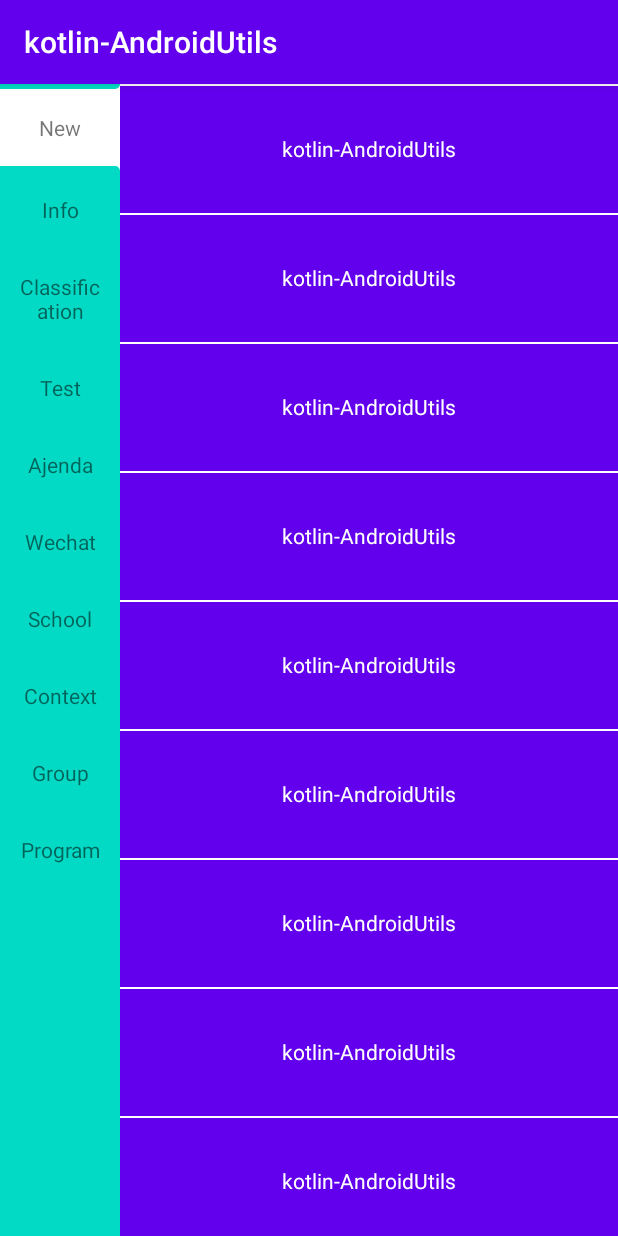
After one commit to ninosroger/kotlin-AndroidUtils, an Android app: the ClassificationActivity screen opened directly, with no data from a screen before it, on a phone screen of 412 x 824 dp. The commit adds this screen. Run offline under Robolectric (Android 15) with nearby library versions, the phone set to English and light mode, and no system bars.

Commit message:
分类左右联动

```diff
--- a/app/build.gradle
+++ b/app/build.gradle
@@ -29,6 +29,8 @@ dependencies {
     implementation fileTree(dir: 'libs', include: ['*.jar'])
     implementation "org.jetbrains.kotlin:kotlin-stdlib-jdk7:$kotlin_version"
     implementation 'androidx.appcompat:appcompat:1.1.0'
+    implementation 'androidx.recyclerview:recyclerview:1.1.0'
+    implementation 'com.google.android.material:material:1.3.0-alpha02'
     implementation 'androidx.core:core-ktx:1.3.1'
     implementation 'androidx.constraintlayout:constraintlayout:1.1.3'
     implementation 'com.android.support:support-v4:30.0.0'
--- a/app/src/main/AndroidManifest.xml
+++ b/app/src/main/AndroidManifest.xml
@@ -3,12 +3,12 @@
     package="com.ninos.kotlin_androidutils">
 
     <application
+        android:name=".DemoApplication"
         android:allowBackup="true"
         android:icon="@mipmap/ic_launcher"
         android:label="@string/app_name"
         android:roundIcon="@mipmap/ic_launcher_round"
         android:supportsRtl="true"
-        android:name=".DemoApplication"
         android:theme="@style/AppTheme">
         <activity android:name=".MainActivity">
             <intent-filter>
@@ -17,6 +17,7 @@
                 <category android:name="android.intent.category.LAUNCHER" />
             </intent-filter>
         </activity>
+        <activity android:name=".recycler_menu.ClassificationActivity" />
     </application>
 
 </manifest>
--- a/app/src/main/java/com/ninos/kotlin_androidutils/MainActivity.kt
+++ b/app/src/main/java/com/ninos/kotlin_androidutils/MainActivity.kt
@@ -5,6 +5,7 @@ import androidx.appcompat.app.AppCompatActivity
 import android.os.Bundle
 import android.widget.Toast
 import com.ninos.kotlin_androidutils.broadcast.AppBroadcastManager
+import com.ninos.kotlin_androidutils.recycler_menu.ClassificationActivity
 import kotlinx.android.synthetic.main.activity_main.*
 
 class MainActivity : AppCompatActivity() {
@@ -21,5 +22,9 @@ class MainActivity : AppCompatActivity() {
             //发送Broadcast
             AppBroadcastManager.sendBroadcast(Intent(ACTION))
         }
+
+        classification_demo.setOnClickListener {
+            startActivity(Intent(this, ClassificationActivity::class.java))
+        }
     }
 }
--- /dev/null
+++ b/app/src/main/java/com/ninos/kotlin_androidutils/recycler_menu/BaseAdapter.kt
@@ -0,0 +1,193 @@
+package com.ninos.kotlin_androidutils.recycler_menu
+
+import android.content.Context
+import android.graphics.Rect
+import android.view.LayoutInflater
+import android.view.View
+import android.view.ViewGroup
+import androidx.recyclerview.widget.RecyclerView
+
+/**
+ * @author Ninos
+ */
+abstract class BaseAdapter<VH : RecyclerView.ViewHolder, B> :
+    RecyclerView.Adapter<VH> {
+
+    val VIEW_TYPE_HEADER = 0
+    val VIEW_TYPE_FOOTER = -1
+    val VIEW_TYPE_NORMAL = 1
+
+    var mOnItemClickListener: OnItemClickListener<B>? = null
+
+    var data: ArrayList<B> = ArrayList()
+
+    var context: Context
+
+    private var header: View? = null
+
+    private var footer: View? = null
+
+    constructor(context: Context) {
+        this.context = context
+    }
+
+    override fun getItemViewType(position: Int): Int {
+        if (header != null && position == VIEW_TYPE_HEADER) {
+            return VIEW_TYPE_HEADER
+        }
+        if (footer != null && position == itemCount - 1) {
+            return VIEW_TYPE_FOOTER
+        }
+        return VIEW_TYPE_NORMAL
+    }
+
+    abstract fun provideItemLayoutId(): Int
+
+    abstract fun createVH(parent: ViewGroup, viewType: Int, view: View): VH
+
+    abstract fun bindData(holder: VH, position: Int)
+
+    override fun onCreateViewHolder(parent: ViewGroup, viewType: Int): VH {
+        return when (viewType) {
+            VIEW_TYPE_HEADER ->
+                createVH(parent, viewType, header!!)
+            VIEW_TYPE_FOOTER ->
+                createVH(parent, viewType, footer!!)
+            else -> {
+                val view = LayoutInflater.from(context).inflate(provideItemLayoutId(), null)
+                createVH(parent, viewType, view)
+            }
+        }
+    }
+
+    override fun onBindViewHolder(holder: VH, position: Int) {
+
+        if (holder.itemViewType != VIEW_TYPE_HEADER && holder.itemViewType != VIEW_TYPE_FOOTER) {
+            if (mOnItemClickListener != null) {
+                holder.itemView.setOnClickListener { view ->
+                    mOnItemClickListener!!.onItemClick(
+                        view,
+                        if (header == null) position else position - 1,
+                        data[if (header == null) position else position - 1]
+                    )
+                }
+            } else {
+                holder.itemView.setOnClickListener(null)
+            }
+            bindData(holder, if (header == null) position else position - 1)
+        }
+    }
+
+    override fun getItemCount(): Int =
+        if (header != null)
+            if (footer != null) data.size + 2 else data.size + 1
+        else
+            if (footer != null) data.size + 1 else data.size
+
+    fun setOnItemClickListener(listener: OnItemClickListener<B>) {
+        this.mOnItemClickListener = listener
+    }
+
+    fun addDatas(datas: List<B>) {
+        data.clear()
+        data.addAll(datas)
+        notifyDataSetChanged()
+    }
+
+    fun addMore(datas: ArrayList<B>) {
+        this.data.addAll(datas)
+        this.notifyItemRangeChanged(this.data.size, datas.size)
+    }
+
+    fun addLastData(item: B) {
+        data.add(item)
+        notifyItemRangeInserted(data.size - 1, 1)
+    }
+
+    fun addFirstData(item: B) {
+        data.add(0, item)
+        notifyItemRangeInserted(0, 1)
+    }
+
+    fun addData(postion: Int, item: B) {
+        data.add(postion, item)
+        notifyItemRangeInserted(postion, 1)
+    }
+
+    fun removeFirstData() {
+        data.removeAt(0)
+        notifyItemRangeRemoved(0, 1)
+    }
+
+    fun removeLastData() {
+        data.removeAt(data.size - 1)
+        notifyItemRangeRemoved(data.size - 1, 1)
+    }
+
+    fun removeData(postion: Int) {
+        data.removeAt(postion)
+        notifyItemRangeRemoved(postion, 1)
+    }
+
+    fun changedData(postion: Int, item: B) {
+        data[postion] = item
+        this.notifyItemRangeChanged(postion, 1)
+    }
+
+    fun setFooter(footer: View) {
+        this.footer = footer
+    }
+
+    interface OnItemClickListener<B> {
+        fun onItemClick(view: View, position: Int, item: B)
+    }
+
+    class TwoColumnsDecoration(spaces: Int, span: Int) : RecyclerView.ItemDecoration() {
+        val SPAN_COUNT_ONE = 1
+        val SPAN_COUNT_TWO = 2
+        private var spaces = spaces
+        private var span = span
+        override fun getItemOffsets(
+            outRect: Rect,
+            view: View,
+            parent: RecyclerView,
+            state: RecyclerView.State
+        ) {
+            var temp = parent.getChildAdapterPosition(view)
+            if (span == SPAN_COUNT_ONE)
+                return
+            if (span == SPAN_COUNT_TWO)
+                if (temp % 2 == 0) {
+                    outRect.right = spaces / 2
+                    outRect.bottom = spaces
+                } else {
+                    outRect.left = spaces / 2
+                    outRect.bottom = spaces
+                }
+        }
+    }
+
+    class HorizontalDecoration(spaces: Int) : RecyclerView.ItemDecoration() {
+        private var spaces = spaces
+        override fun getItemOffsets(
+            outRect: Rect,
+            view: View,
+            parent: RecyclerView,
+            state: RecyclerView.State
+        ) {
+            outRect.right = spaces
+        }
+    }
+
+    class VerticalDecoration(spaces: Int) : RecyclerView.ItemDecoration() {
+        private var spaces = spaces
+        override fun getItemOffsets(
+            outRect: Rect,
+            view: View,
+            parent: RecyclerView,
+            state: RecyclerView.State
+        ) {
+            outRect.top = spaces
+        }
+    }
+}
--- /dev/null
+++ b/app/src/main/java/com/ninos/kotlin_androidutils/recycler_menu/ClassificationActivity.kt
@@ -0,0 +1,87 @@
+package com.ninos.kotlin_androidutils.recycler_menu
+
+import android.os.Bundle
+import android.view.View
+import androidx.appcompat.app.AppCompatActivity
+import androidx.recyclerview.widget.LinearLayoutManager
+import androidx.recyclerview.widget.RecyclerView
+import com.ninos.ajenda.page.adapter.FoundClassificationAdapter
+import com.ninos.ajenda.page.adapter.FoundGroupAdapter
+import com.ninos.kotlin_androidutils.R
+
+class ClassificationActivity : AppCompatActivity() {
+    private lateinit var foundClassification: RecyclerView
+    private lateinit var foundGroup: RecyclerView
+    private var scrollStatus = 0
+    private var posChecked = 0
+
+    private val foundClassificationAdapter by lazy {
+        FoundClassificationAdapter(this)
+    }
+
+    private val foundGroupAdapter by lazy {
+        FoundGroupAdapter(this)
+    }
+
+    override fun onCreate(savedInstanceState: Bundle?) {
+        super.onCreate(savedInstanceState)
+        setContentView(R.layout.activity_classification)
+
+        foundClassification = findViewById(R.id.found_classification)
+        foundGroup = findViewById(R.id.found_group)
+
+        foundClassification.layoutManager = LinearLayoutManager(this)
+        foundClassification.adapter = foundClassificationAdapter
+        foundClassificationAdapter.addDatas(TestBean.getListDataForClassification())
+
+        foundGroup.layoutManager = LinearLayoutManager(this)
+        foundGroup.adapter = foundGroupAdapter
+        foundGroupAdapter.addDatas(TestBean.getListDataForClassification())
+
+        foundGroup.addOnScrollListener(object : RecyclerView.OnScrollListener() {
+            override fun onScrollStateChanged(recyclerView: RecyclerView, newState: Int) {
+                super.onScrollStateChanged(recyclerView, newState)
+                scrollStatus += newState
+                if (newState == RecyclerView.SCROLL_STATE_IDLE) {
+                    scrollStatus = if (scrollStatus >= 3) {
+                        var position =
+                            (recyclerView.layoutManager as LinearLayoutManager).findFirstVisibleItemPosition()
+                        changeDataAndItem(position)
+                        0
+                    } else 0
+                }
+            }
+        })
+        foundClassificationAdapter.setOnItemClickListener(object :
+            BaseAdapter.OnItemClickListener<TestBean.ClassificationInfo> {
+            override fun onItemClick(view: View, position: Int, item: TestBean.ClassificationInfo) {
+                changeDataAndItemAndToPosition(position)
+            }
+        })
+    }
+
+    fun changeDataAndItem(position: Int) {
+        var old = foundClassificationAdapter.data[posChecked]
+        old.checked = false
+        foundClassificationAdapter.changedData(posChecked, old)
+        var new = foundClassificationAdapter.data[position]
+        new.checked = true
+        posChecked = position
+        foundClassificationAdapter.changedData(position, new)
+    }
+
+    fun changeDataAndItemAndToPosition(position: Int) {
+        var old = foundClassificationAdapter.data[posChecked]
+        old.checked = false
+        foundClassificationAdapter.changedData(posChecked, old)
+        var new = foundClassificationAdapter.data[position]
+        new.checked = true
+        posChecked = position
+        foundClassificationAdapter.changedData(position, new)
+        scrollToGroup(position)
+    }
+
+    fun scrollToGroup(pos: Int) {
+        foundGroup.smoothScrollToPosition(pos)
+    }
+}
--- /dev/null
+++ b/app/src/main/java/com/ninos/kotlin_androidutils/recycler_menu/FoundClassificationAdapter.kt
@@ -0,0 +1,43 @@
+package com.ninos.ajenda.page.adapter
+
+import android.content.Context
+import android.view.View
+import android.view.ViewGroup
+import android.widget.TextView
+import androidx.recyclerview.widget.RecyclerView
+import com.ninos.kotlin_androidutils.R
+import com.ninos.kotlin_androidutils.recycler_menu.BaseAdapter
+import com.ninos.kotlin_androidutils.recycler_menu.TestBean
+
+/**
+ * @author Ninos
+ */
+class FoundClassificationAdapter(context: Context) :
+    BaseAdapter<FoundClassificationAdapter.VHolder, TestBean.ClassificationInfo>(
+        context
+    ) {
+    override fun provideItemLayoutId() = R.layout.item_found_classification
+
+    override fun createVH(parent: ViewGroup, viewType: Int, view: View): VHolder = VHolder(view)
+
+    override fun bindData(holder: VHolder, position: Int) {
+        var item = data[position]
+        holder.classificationName.text = "Classification"
+        if (item.checked) {
+            holder.classificationTop.visibility = View.VISIBLE
+            holder.classificationBottom.visibility = View.VISIBLE
+            holder.classificationName.setBackgroundResource(R.color.white)
+        } else {
+            holder.classificationTop.visibility = View.GONE
+            holder.classificationBottom.visibility = View.GONE
+            holder.classificationName.setBackgroundResource(R.color.colorAccent)
+        }
+        holder.classificationName.text = item.name
+    }
+
+    inner class VHolder(view: View) : RecyclerView.ViewHolder(view) {
+        var classificationTop: View = view.findViewById(R.id.classification_top)
+        var classificationName: TextView = view.findViewById(R.id.classification_name)
+        var classificationBottom: View = view.findViewById(R.id.classification_bottom)
+    }
+}
--- /dev/null
+++ b/app/src/main/java/com/ninos/kotlin_androidutils/recycler_menu/FoundGroupAdapter.kt
@@ -0,0 +1,32 @@
+package com.ninos.ajenda.page.adapter
+
+import android.content.Context
+import android.view.View
+import android.view.ViewGroup
+import androidx.recyclerview.widget.LinearLayoutManager
+import androidx.recyclerview.widget.RecyclerView
+import com.ninos.kotlin_androidutils.R
+import com.ninos.kotlin_androidutils.recycler_menu.BaseAdapter
+import com.ninos.kotlin_androidutils.recycler_menu.TestBean
+
+/**
+ * @author Ninos
+ */
+class FoundGroupAdapter(context: Context) :
+    BaseAdapter<FoundGroupAdapter.VHolder, Any>(context) {
+    override fun provideItemLayoutId() = R.layout.item_found_group
+
+    override fun createVH(parent: ViewGroup, viewType: Int, view: View): VHolder = VHolder(view)
+
+    override fun bindData(holder: VHolder, position: Int) {
+        var item = data[position]
+        val foundGroupItemAdapter = FoundGroupItemAdapter(context)
+        holder.foundGroupItem.layoutManager = LinearLayoutManager(context)
+        holder.foundGroupItem.adapter = foundGroupItemAdapter
+        foundGroupItemAdapter.addDatas(TestBean.getListDataForHome())
+    }
+
+    inner class VHolder(view: View) : RecyclerView.ViewHolder(view) {
+        var foundGroupItem: RecyclerView = view.findViewById(R.id.found_group_item)
+    }
+}
--- /dev/null
+++ b/app/src/main/java/com/ninos/kotlin_androidutils/recycler_menu/FoundGroupItemAdapter.kt
@@ -0,0 +1,25 @@
+package com.ninos.ajenda.page.adapter
+
+import android.content.Context
+import android.view.View
+import android.view.ViewGroup
+import androidx.recyclerview.widget.RecyclerView
+import com.ninos.kotlin_androidutils.R
+import com.ninos.kotlin_androidutils.recycler_menu.BaseAdapter
+
+/**
+ * @author Ninos
+ */
+class FoundGroupItemAdapter(context: Context) :
+    BaseAdapter<FoundGroupItemAdapter.VHolder, Any>(context) {
+    override fun provideItemLayoutId() = R.layout.item_found_group_item
+
+    override fun createVH(parent: ViewGroup, viewType: Int, view: View): VHolder = VHolder(view)
+
+    override fun bindData(holder: VHolder, position: Int) {
+        var item = data[position]
+    }
+
+    inner class VHolder(view: View) : RecyclerView.ViewHolder(view) {
+    }
+}
--- /dev/null
+++ b/app/src/main/java/com/ninos/kotlin_androidutils/recycler_menu/TestBean.kt
@@ -0,0 +1,32 @@
+package com.ninos.kotlin_androidutils.recycler_menu
+
+object TestBean {
+    fun getListDataForHome(): List<Any> {
+        var list = ArrayList<Any>(4)
+        list.add(Any())
+        list.add(Any())
+        list.add(Any())
+        list.add(Any())
+        return list
+    }
+
+    fun getListDataForClassification(): List<ClassificationInfo> {
+        var list = ArrayList<ClassificationInfo>()
+        list.add(ClassificationInfo(true, "New"))
+        list.add(ClassificationInfo(false, "Info"))
+        list.add(ClassificationInfo(false, "Classification"))
+        list.add(ClassificationInfo(false, "Test"))
+        list.add(ClassificationInfo(false, "Ajenda"))
+        list.add(ClassificationInfo(false, "Wechat"))
+        list.add(ClassificationInfo(false, "School"))
+        list.add(ClassificationInfo(false, "Context"))
+        list.add(ClassificationInfo(false, "Group"))
+        list.add(ClassificationInfo(false, "Program"))
+        return list
+    }
+
+    class ClassificationInfo(checked: Boolean, name: String) {
+        public var checked = checked
+        public var name = name
+    }
+}
--- /dev/null
+++ b/app/src/main/res/drawable/rounded_rectangle_classification_bottom_gray.xml
@@ -0,0 +1,6 @@
+<?xml version="1.0" encoding="utf-8"?>
+<shape xmlns:android="http://schemas.android.com/apk/res/android"
+    android:shape="rectangle">
+    <solid android:color="@color/colorAccent" />
+    <corners android:topRightRadius="6dp" />
+</shape>
--- /dev/null
+++ b/app/src/main/res/drawable/rounded_rectangle_classification_top_gray.xml
@@ -0,0 +1,6 @@
+<?xml version="1.0" encoding="utf-8"?>
+<shape xmlns:android="http://schemas.android.com/apk/res/android"
+    android:shape="rectangle">
+    <solid android:color="@color/colorAccent" />
+    <corners android:bottomRightRadius="6dp" />
+</shape>
--- /dev/null
+++ b/app/src/main/res/layout/activity_classification.xml
@@ -0,0 +1,27 @@
+<?xml version="1.0" encoding="utf-8"?>
+<LinearLayout xmlns:android="http://schemas.android.com/apk/res/android"
+    android:layout_width="match_parent"
+    android:layout_height="match_parent"
+    android:orientation="vertical">
+
+    <LinearLayout
+        android:layout_width="match_parent"
+        android:layout_height="match_parent"
+        android:orientation="horizontal">
+
+        <androidx.recyclerview.widget.RecyclerView
+            android:id="@+id/found_classification"
+            android:layout_width="80dp"
+            android:layout_height="match_parent"
+            android:background="@color/colorAccent"
+            android:scrollbars="none" />
+
+        <androidx.recyclerview.widget.RecyclerView
+            android:id="@+id/found_group"
+            android:layout_width="match_parent"
+            android:layout_height="match_parent"
+            android:scrollbars="none" />
+
+    </LinearLayout>
+
+</LinearLayout>
--- a/app/src/main/res/layout/activity_main.xml
+++ b/app/src/main/res/layout/activity_main.xml
@@ -12,4 +12,10 @@
         android:layout_height="wrap_content"
         android:text="AppBroadcastManager Demo" />
 
+    <Button
+        android:id="@+id/classification_demo"
+        android:layout_width="match_parent"
+        android:layout_height="wrap_content"
+        android:text="Classification Demo" />
+
 </LinearLayout>
--- /dev/null
+++ b/app/src/main/res/layout/item_found_classification.xml
@@ -0,0 +1,46 @@
+<?xml version="1.0" encoding="utf-8"?>
+<androidx.cardview.widget.CardView xmlns:android="http://schemas.android.com/apk/res/android"
+    xmlns:app="http://schemas.android.com/apk/res-auto"
+    android:layout_width="wrap_content"
+    android:layout_height="wrap_content"
+    android:background="@color/white"
+    android:clickable="true"
+    android:focusable="true"
+    android:foreground="?android:attr/selectableItemBackground"
+    app:cardCornerRadius="0dp"
+    app:cardElevation="0dp"
+    app:cardMaxElevation="0dp">
+
+    <LinearLayout
+        android:layout_width="80dp"
+        android:layout_height="wrap_content"
+        android:gravity="center_horizontal"
+        android:orientation="vertical">
+
+        <View
+            android:id="@+id/classification_top"
+            android:layout_width="80dp"
+            android:layout_height="3dp"
+            android:background="@drawable/rounded_rectangle_classification_top_gray" />
+
+        <TextView
+            android:id="@+id/classification_name"
+            android:layout_width="80dp"
+            android:layout_height="wrap_content"
+            android:gravity="center"
+            android:paddingStart="10dp"
+            android:paddingTop="16dp"
+            android:paddingEnd="10dp"
+            android:paddingBottom="16dp"
+            android:text=""
+            android:textSize="14sp" />
+
+        <View
+            android:id="@+id/classification_bottom"
+            android:layout_width="80dp"
+            android:layout_height="3dp"
+            android:background="@drawable/rounded_rectangle_classification_bottom_gray" />
+
+    </LinearLayout>
+
+</androidx.cardview.widget.CardView>
--- /dev/null
+++ b/app/src/main/res/layout/item_found_group.xml
@@ -0,0 +1,14 @@
+<?xml version="1.0" encoding="utf-8"?>
+<LinearLayout xmlns:android="http://schemas.android.com/apk/res/android"
+    android:layout_width="match_parent"
+    android:layout_height="wrap_content"
+    android:background="@color/white"
+    android:orientation="vertical">
+
+    <androidx.recyclerview.widget.RecyclerView
+        android:id="@+id/found_group_item"
+        android:layout_width="match_parent"
+        android:layout_height="wrap_content"
+        android:scrollbars="none" />
+
+</LinearLayout>
--- /dev/null
+++ b/app/src/main/res/layout/item_found_group_item.xml
@@ -0,0 +1,35 @@
+<?xml version="1.0" encoding="utf-8"?>
+<androidx.cardview.widget.CardView xmlns:android="http://schemas.android.com/apk/res/android"
+    xmlns:app="http://schemas.android.com/apk/res-auto"
+    android:layout_width="match_parent"
+    android:layout_height="wrap_content"
+    android:background="@color/white"
+    android:clickable="true"
+    android:focusable="true"
+    android:foreground="?android:attr/selectableItemBackground"
+    app:cardCornerRadius="0dp"
+    app:cardElevation="0dp"
+    app:cardMaxElevation="0dp">
+
+    <LinearLayout
+        android:layout_width="match_parent"
+        android:layout_height="86dp"
+        android:background="@color/colorPrimary"
+        android:gravity="center"
+        android:orientation="horizontal"
+        android:padding="10dp">
+
+        <TextView
+            android:layout_width="wrap_content"
+            android:layout_height="wrap_content"
+            android:text="@string/app_name"
+            android:textColor="@color/white" />
+
+    </LinearLayout>
+
+    <View
+        android:layout_width="match_parent"
+        android:layout_height="1dp"
+        android:background="@color/white" />
+
+</androidx.cardview.widget.CardView>
--- a/app/src/main/res/values/colors.xml
+++ b/app/src/main/res/values/colors.xml
@@ -3,4 +3,5 @@
     <color name="colorPrimary">#6200EE</color>
     <color name="colorPrimaryDark">#3700B3</color>
     <color name="colorAccent">#03DAC5</color>
+    <color name="white">#FFFFFF</color>
 </resources>
```
